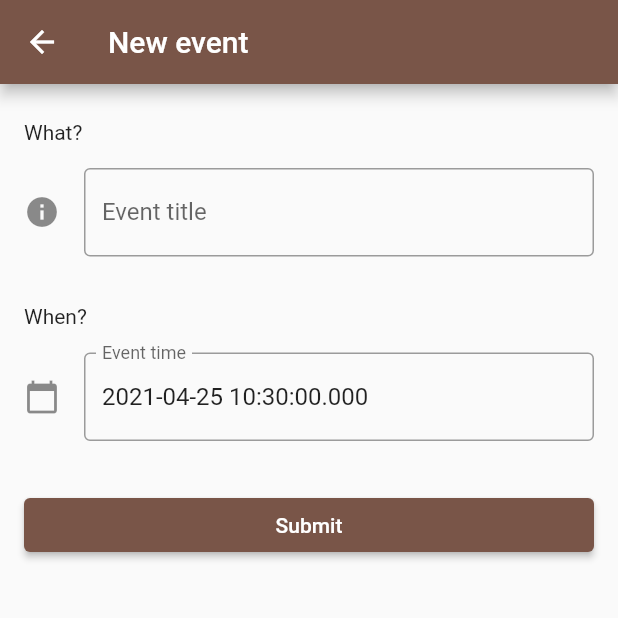
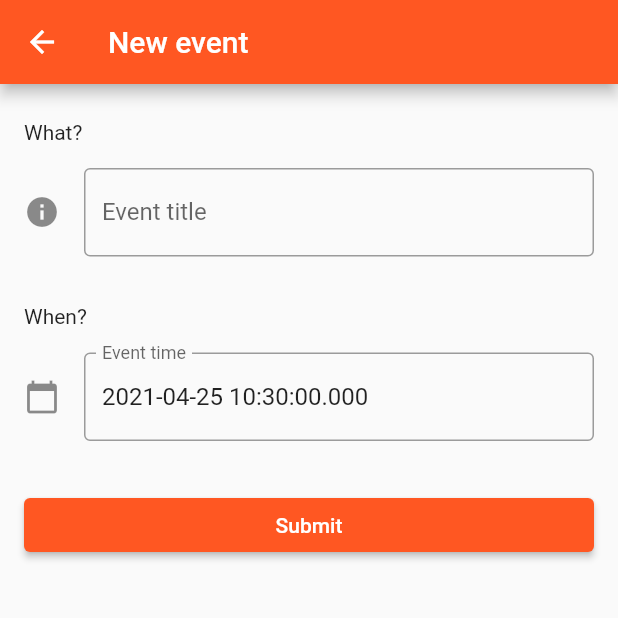
Before and after one commit to ggiuffre/patterns, a Flutter app: the NewEventPage screen opened directly with empty values, on a phone screen of 412 x 824 dp, the top half of it. Run offline on Flutter 3.47's test engine with Material 2 defaults, Android fonts, the phone set to English and light mode, and no system bars; our stand-ins replace firebase_core, flutter_riverpod; accounts and stored records are empty.

Commit message:
Improve theme

```diff
--- /dev/null
+++ b/lib/data/date_formatting.dart
@@ -0,0 +1 @@
+String formattedDate(DateTime date) => "${date.day}/${date.month}/${date.year}";
--- a/lib/main.dart
+++ b/lib/main.dart
@@ -14,7 +14,7 @@ class FirebaseEnabledApp extends StatelessWidget {
 
   static final theme = ThemeData(
     brightness: Brightness.light,
-    primarySwatch: Colors.brown,
+    primarySwatch: Colors.deepOrange,
     pageTransitionsTheme: const PageTransitionsTheme(builders: {
       TargetPlatform.iOS: CupertinoPageTransitionsBuilder(),
       TargetPlatform.android: CupertinoPageTransitionsBuilder(),
@@ -23,7 +23,7 @@ class FirebaseEnabledApp extends StatelessWidget {
 
   static final darkTheme = ThemeData(
     brightness: Brightness.dark,
-    primarySwatch: Colors.brown,
+    primarySwatch: Colors.teal,
     pageTransitionsTheme: const PageTransitionsTheme(builders: {
       TargetPlatform.iOS: CupertinoPageTransitionsBuilder(),
       TargetPlatform.android: CupertinoPageTransitionsBuilder(),
--- a/lib/ui/components/events_index.dart
+++ b/lib/ui/components/events_index.dart
@@ -1,6 +1,7 @@
 import 'package:flutter/material.dart';
 import 'package:flutter_riverpod/flutter_riverpod.dart';
 
+import '../../data/date_formatting.dart';
 import '../../data/event.dart';
 import '../../data/event_provider.dart';
 
@@ -24,7 +25,7 @@ class EventsIndex extends ConsumerWidget {
             itemBuilder: (BuildContext context, int index) => ListTile(
               title: Text(events[index].title),
               onTap: () => onEventTapped(events[index]),
-              trailing: Text(events[index].time.toString()),
+              trailing: Text(formattedDate(events[index].time)),
             ),
           );
   }
--- a/lib/ui/components/patterns_index.dart
+++ b/lib/ui/components/patterns_index.dart
@@ -25,9 +25,9 @@ class PatternsIndex extends ConsumerWidget {
             itemCount: coefficients.length,
             separatorBuilder: (BuildContext context, int index) => const Divider(),
             itemBuilder: (BuildContext context, int index) => ListTile(
-              title: Text(
-                  "${coefficients[index].coefficient} -- ${coefficients[index].labels.first} && ${coefficients[index].labels.last}"),
+              title: Text("${coefficients[index].labels.first} && ${coefficients[index].labels.last}"),
               onTap: () => print("tapped ${coefficients[index]}"),
+              trailing: Text(coefficients[index].coefficient.toString()),
             ),
           );
   }
```
